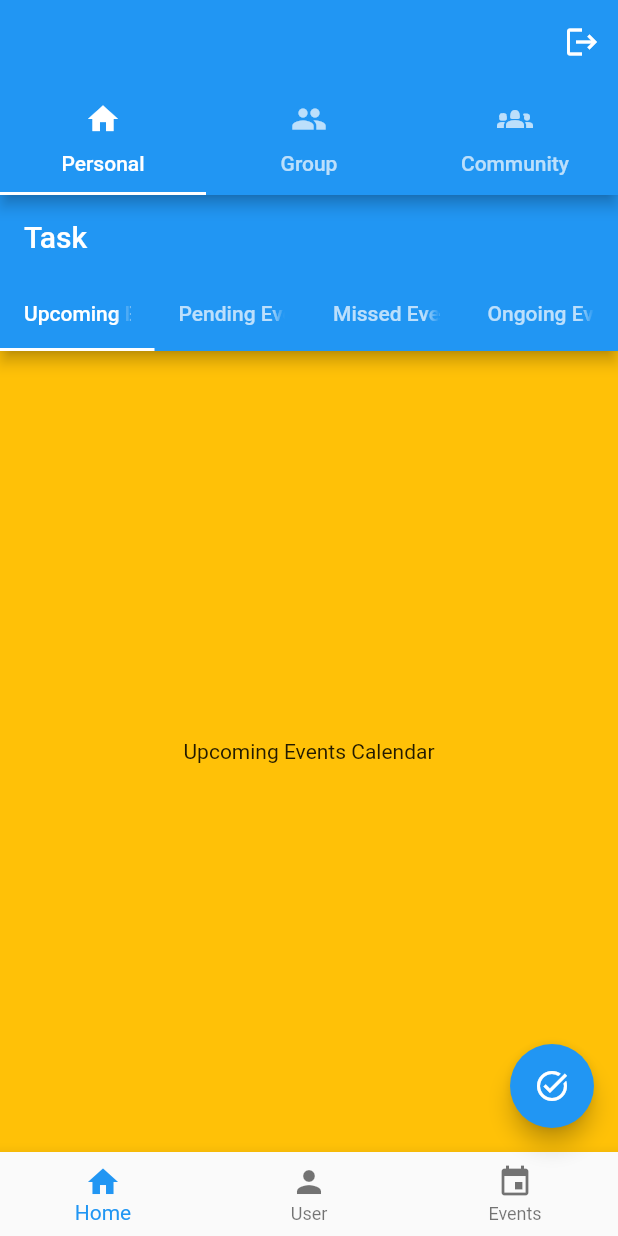
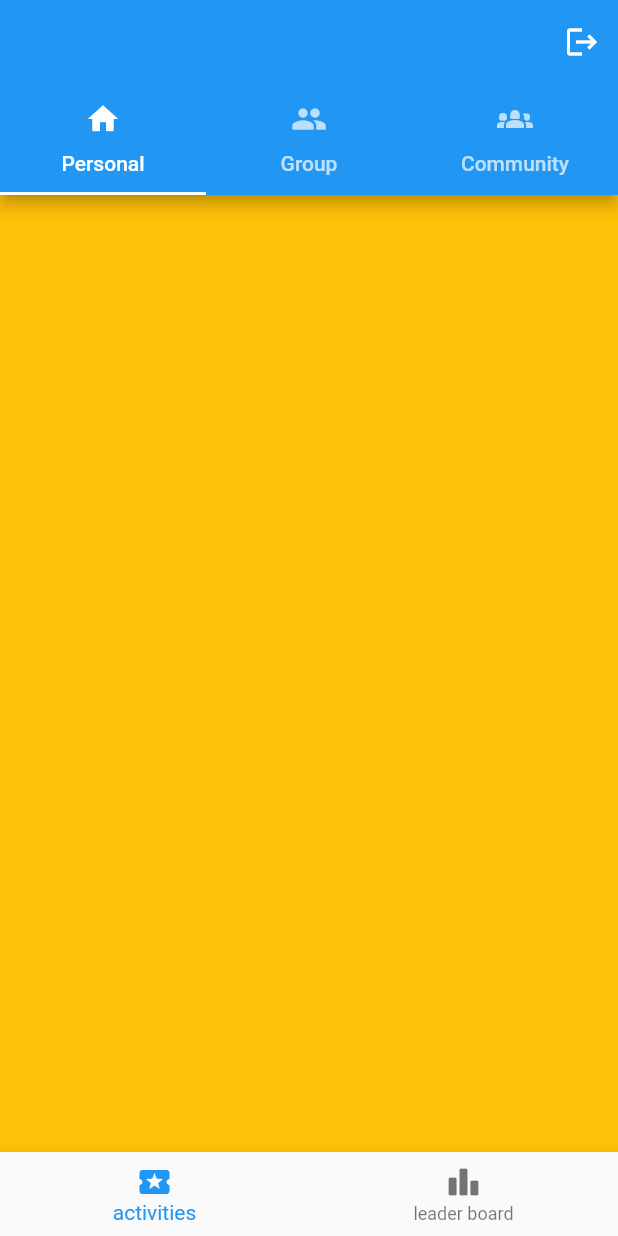
Before and after one commit to EA-flip2/Study_Buddy, a Flutter app: the screen it shows once a user with an empty profile is signed in, on a phone screen of 412 x 824 dp. Run offline on Flutter 3.47's test engine with Material 2 defaults, Android fonts, the phone set to English and light mode, and no system bars; our stand-ins replace cloud_firestore, firebase_auth, firebase_core, shared_preferences; accounts and stored records are empty.

Commit message:
the personal scrren is returned back to the intial

```diff
--- a/lib/screens/body/home_pg.dart
+++ b/lib/screens/body/home_pg.dart
@@ -2,94 +2,52 @@
 import 'package:flutter/cupertino.dart';
 import 'package:flutter/material.dart';
 
+
 class Personal extends StatefulWidget {
-  const Personal({Key? key}) : super(key: key);
+  const Personal({super.key});
 
   @override
   State<Personal> createState() => _PersonalState();
 }
 
-class Event {
-  final Color color;
-  final String title;
-  static List<String> eventsList = ['Upcoming Events Calendar', 'Pending Events', 'Missed Events', 'Ongoing Events'];
-  Event({required this.color, required this.title});
-}
-
-class _PersonalState extends State<Personal> with TickerProviderStateMixin {
-  int currentIndex = 0;
+class _PersonalState extends State<Personal> {
+  int currentIndex_ = 0;
   final PageController controller = PageController();
-  late TabController tabController;
-
-  @override
-  void initState() {
-    super.initState();
-    tabController = TabController(length: Event.eventsList.length, vsync: this);
-  }
 
   @override
   Widget build(BuildContext context) {
     return Scaffold(
-      appBar: AppBar(
-        title: Text('Task'),
-        bottom: TabBar(
-          controller: tabController,
-          tabs: Event.eventsList.map((event) {
-            return Tab(
-              text: event,
-            );
-          }).toList(),
-        ),
-      ),
-      body: TabBarView(
-        controller: tabController,
-        children: Event.eventsList.map((event) {
-          return Container(
-            color: Colors.amber, // Change this color to the color property of your Event object if needed.
-            child: Center(
-              child: Text(event),
-            ),
-          );
-        }).toList(),
-      ),
-      bottomNavigationBar: BottomNavigationBar(
-        currentIndex: currentIndex,
-        onTap: (index) {
+      body: PageView(
+        controller: controller,
+        onPageChanged: (value) {
           setState(() {
-            currentIndex = index;
-            controller.animateToPage(
-              index,
-              duration: const Duration(milliseconds: 300),
-              curve: Curves.ease,
-            );
+            currentIndex_ = value;
           });
         },
-        items: const [
-          BottomNavigationBarItem(
-            icon: Icon(Icons.home),
-            label: 'Home',
+        children: [
+          Container(
+            color: Colors.amber,
           ),
-          BottomNavigationBarItem(
-            icon: Icon(Icons.person),
-            label: 'User',
-          ),
-          BottomNavigationBarItem(
-            icon: Icon(Icons.event),
-            label: 'Events',
+          Container(
+            color: Colors.pinkAccent,
           ),
         ],
       ),
-      floatingActionButton: FloatingActionButton(
-        onPressed: () {},
-        child: const Icon(Icons.task_alt_sharp),
+      bottomNavigationBar: BottomNavigationBar(
+        items: const [
+          BottomNavigationBarItem(
+              icon: Icon(Icons.local_activity), label: 'activities'),
+          BottomNavigationBarItem(
+              icon: Icon(Icons.leaderboard_rounded), label: 'leader board'),
+        ],
+        currentIndex: currentIndex_,
+        onTap: (value) {
+          setState(() {
+            controller.animateToPage(value,
+                duration: const Duration(milliseconds: 100), curve: Curves.easeIn);
+          });
+        },
       ),
     );
   }
-
-  @override
-  void dispose() {
-    tabController.dispose();
-    controller.dispose();
-    super.dispose();
-  }
 }
```
